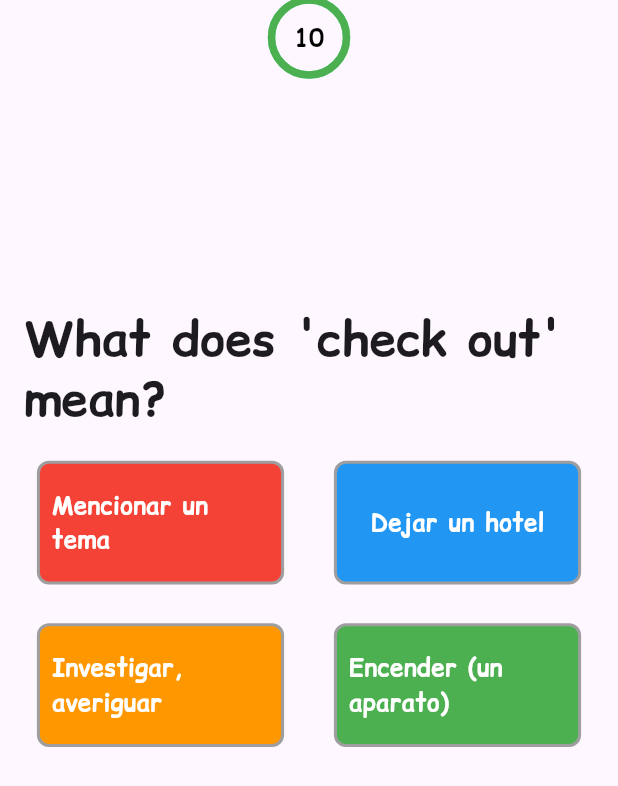
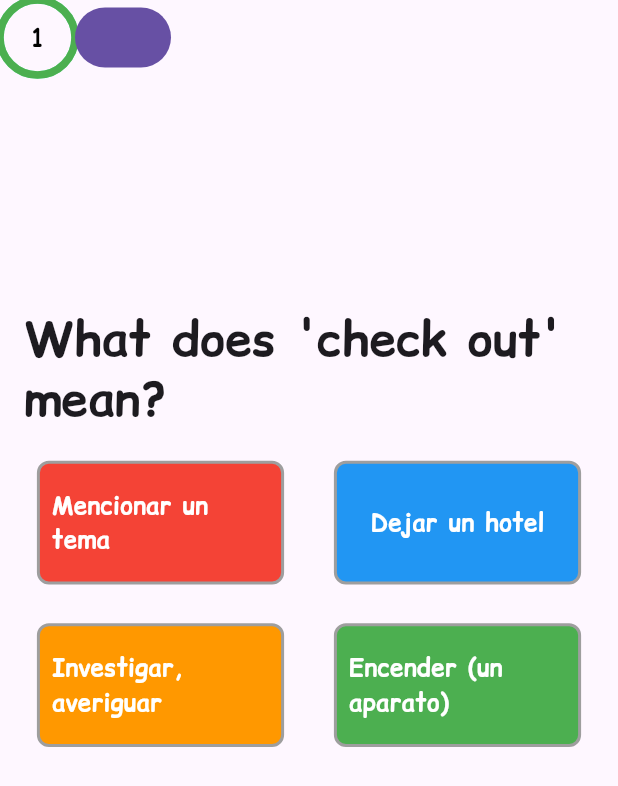
Before and after one commit to holamellamoyago/Flutter-YagoOteroMartinez, a Flutter app: the screen it shows after launch, on a phone screen of 412 x 824 dp. Shown: the top 786 px of the screen. Run offline on Flutter 3.47's test engine with Material 3 defaults, Android fonts, the light colour scheme and no system bars; drawn by our look-alikes of carousel_slider, circular_countdown_timer; our stand-ins replace animate_do, blurrycontainer, cloud_firestore, dio, firebase_auth, firebase_core and 13 more; missing offline and left inert: animated_icon_button, custom_clippers, dart:ffi, dynamic_background; accounts and stored records are empty.

Commit message:
Añadido un AlertDialog cuando se te termina el temporizador

```diff
--- a/english_mvvm_provider_clean/lib/data/strings/app_strings.dart
+++ b/english_mvvm_provider_clean/lib/data/strings/app_strings.dart
@@ -1,4 +1,14 @@
 class AppStrings {
+  // TODO
   final question_1 = "What does '";
   final question_2 = "' mean?";
+
+  // Resultados
+  static final headLineDialogTime = "Great job!";
+  static final titleDialog =
+      "You ran out of time but you received a lot of poins, Let's go!";
+  static final textButtonDialog = "Play again";
+
+  static final cardTitleNew = "New puntuation";
+  static final cardTitleTotal = "Total puntuation";
 }
--- a/english_mvvm_provider_clean/lib/data/view/game_timer_widget.dart
+++ b/english_mvvm_provider_clean/lib/data/view/game_timer_widget.dart
@@ -10,17 +10,24 @@ class GameTimerWidget extends StatelessWidget {
   Widget build(BuildContext context) {
     var clockProvider = context.watch<ClockViewmodel>();
 
-    return CircularCountDownTimer(
+    return Row(
+      children: [
+        CircularCountDownTimer(
           controller: clockProvider.countDownController,
+          onComplete: () => clockProvider.openDialog(context),
           onChange: (value) => clockProvider.onChangeCountdowm(value),
           width: 50,
           height: 50,
-      duration: 10,
+          duration: 1,
           fillColor: clockProvider.fillColor,
           ringColor: clockProvider.ringColor,
           isReverse: true,
           isReverseAnimation: true,
           strokeCap: StrokeCap.butt,
+        ),
+        FilledButton(onPressed: () =>
+        clockProvider.openDialog(context), child: Text(""))
+      ],
     );
   }
 }
--- a/english_mvvm_provider_clean/lib/data/viewmodel/themedata_viewmodel.dart
+++ b/english_mvvm_provider_clean/lib/data/viewmodel/themedata_viewmodel.dart
@@ -9,12 +9,13 @@ class ThemedataViewmodel extends ChangeNotifier {
     fontFamily: "Comic Relief",
     textTheme: TextTheme(
       headlineLarge: TextStyle(fontSize: 32, fontWeight: FontWeight.bold),
+      titleLarge: TextStyle(fontSize: 24, fontWeight: FontWeight.bold),
       bodyMedium: TextStyle(
         fontSize: 16,
         color: Colors.white,
         fontWeight: FontWeight.bold,
       ),
-
+      labelMedium: TextStyle(fontSize: 16, color: Colors.grey),
     ),
   );
 }
```
Also changed, not shown: english_mvvm_provider_clean/lib/data/viewmodel/clock_viewmodel.dart (+88 -0 lines). Lines whose indentation alone changed are shown as unchanged.
